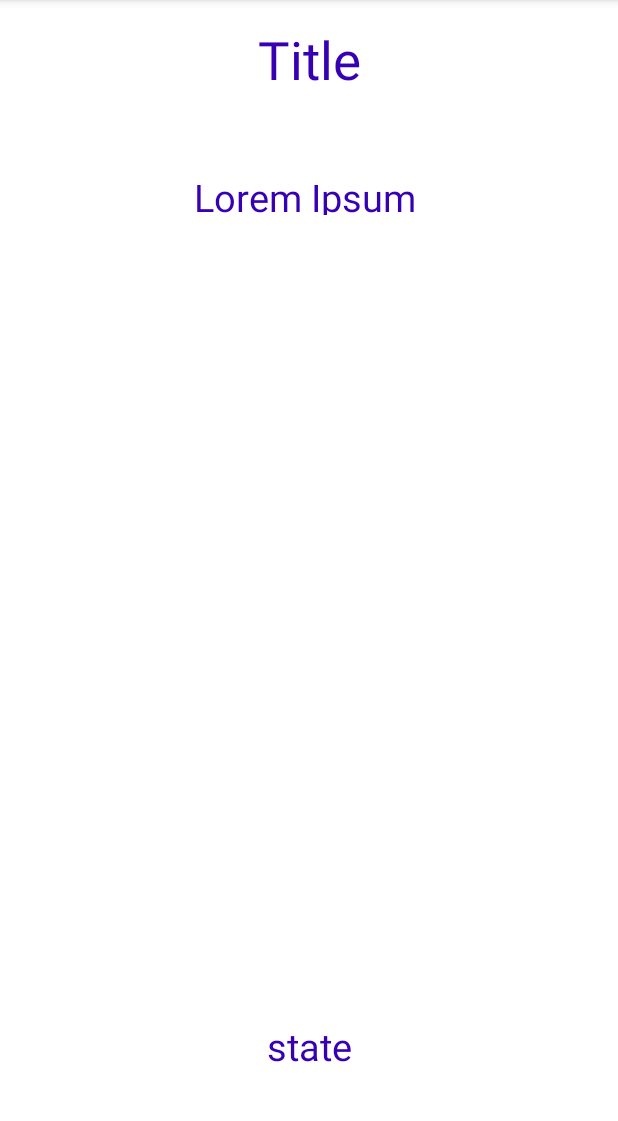
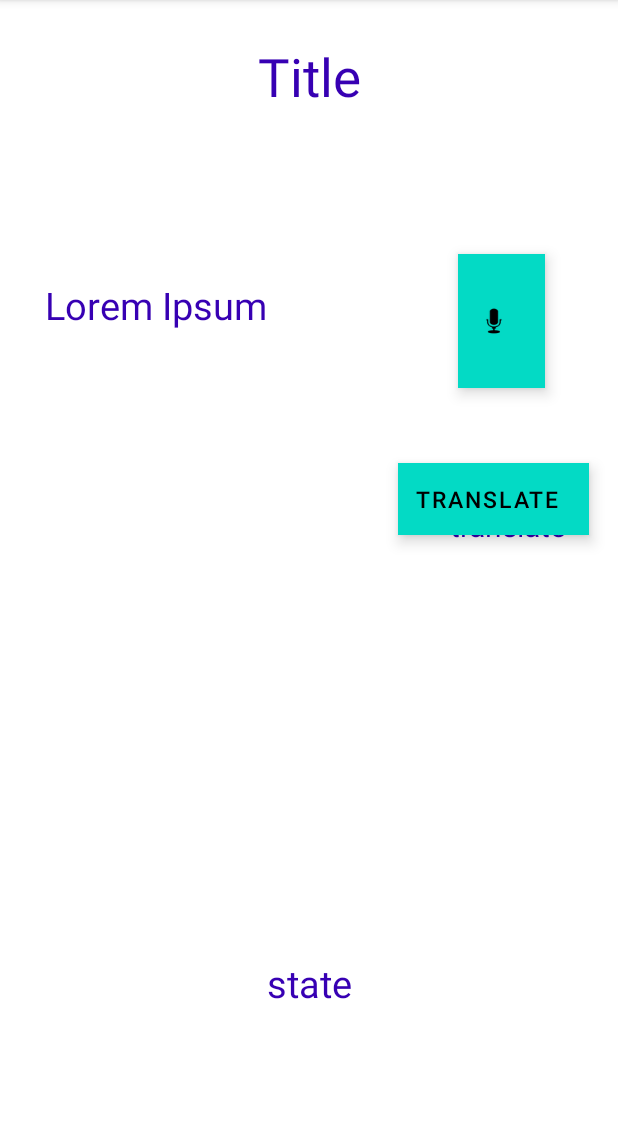
Before and after one commit to Manar-Alzoubi/taskmaster1, an Android app: the taskDetails screen opened directly, with no data from a screen before it, on a phone screen of 412 x 824 dp, the part 84-1205 px from its top. Run offline under Robolectric (Android 15) with nearby library versions, the phone set to English and light mode, and no system bars; libraries missing offline, so code that uses them is left out: com.amplifyframework.api, com.amplifyframework.core; 1 statement that could not run was skipped.

Commit message:
lab41 solved

```diff
--- a/app/build.gradle
+++ b/app/build.gradle
@@ -59,4 +59,7 @@ dependencies {
     implementation 'com.amplifyframework:aws-api:1.35.3'
     implementation 'com.amplifyframework:aws-datastore:1.35.3'
 
+    implementation 'com.amplifyframework:aws-analytics-pinpoint:1.35.4'
+    implementation 'com.amplifyframework:aws-predictions:1.35.4'
+
     }
--- a/app/src/main/java/com/example/taskmaster1/AmplifyApplication.java
+++ b/app/src/main/java/com/example/taskmaster1/AmplifyApplication.java
@@ -4,10 +4,14 @@ import android.app.Application;
 import android.util.Log;
 
 import com.amplifyframework.AmplifyException;
+import com.amplifyframework.analytics.AnalyticsEvent;
+import com.amplifyframework.analytics.pinpoint.AWSPinpointAnalyticsPlugin;
 import com.amplifyframework.api.aws.AWSApiPlugin;
 import com.amplifyframework.auth.cognito.AWSCognitoAuthPlugin;
 import com.amplifyframework.core.Amplify;
 import com.amplifyframework.datastore.AWSDataStorePlugin;
+import com.amplifyframework.predictions.aws.AWSPredictionsPlugin;
+import com.amplifyframework.predictions.models.LanguageType;
 import com.amplifyframework.storage.s3.AWSS3StoragePlugin;
 import com.google.android.gms.ads.MobileAds;
 import com.google.android.gms.ads.initialization.InitializationStatus;
@@ -33,6 +37,8 @@ public class AmplifyApplication extends Application {
 
     private void configureAmplify() {
         try {
+            Amplify.addPlugin(new AWSPredictionsPlugin());
+            Amplify.addPlugin(new AWSPinpointAnalyticsPlugin(this));
             Amplify.addPlugin(new AWSS3StoragePlugin());
             Amplify.addPlugin(new AWSCognitoAuthPlugin());
             Amplify.addPlugin(new AWSApiPlugin());
@@ -43,5 +49,17 @@ public class AmplifyApplication extends Application {
         } catch (AmplifyException e) {
             Log.e(TAG, "Could not initialize Amplify", e);
         }
+
+        AnalyticsEvent event = AnalyticsEvent.builder()
+                .name("opendMyApp")
+                .addProperty("Successful", true)
+                .addProperty("ProcessDuration", 792)
+                .build();
+
+        Amplify.Analytics.recordEvent(event);
+
     }
+
+
+
 }
--- a/app/src/main/java/com/example/taskmaster1/taskDetails.java
+++ b/app/src/main/java/com/example/taskmaster1/taskDetails.java
@@ -5,8 +5,10 @@ import androidx.appcompat.app.AppCompatActivity;
 import android.content.Intent;
 import android.graphics.Bitmap;
 import android.graphics.BitmapFactory;
+import android.media.MediaPlayer;
 import android.os.Bundle;
 import android.util.Log;
+import android.widget.Button;
 import android.widget.ImageView;
 import android.widget.TextView;
 
@@ -14,12 +16,20 @@ import com.amplifyframework.api.graphql.model.ModelQuery;
 import com.amplifyframework.core.Amplify;
 
 import java.io.File;
+import java.io.FileInputStream;
+import java.io.FileOutputStream;
+import java.io.IOException;
+import java.io.InputStream;
+import java.io.OutputStream;
 
 public class taskDetails extends AppCompatActivity {
 
     private static final String TAG = "taskDetails";
     String imageKey ;
     ImageView newImage ;
+
+    private final MediaPlayer mp = new MediaPlayer();
+
 
 
     @Override
@@ -54,17 +64,30 @@ public class taskDetails extends AppCompatActivity {
 
                         if(imageKey!=null)
                             downloadImg(imageKey);
-//
-//                        String sourceImg=intent.getStringExtra("sourceImage");
-//
-//                        // https://www.codegrepper.com/code-examples/whatever/android+picasso+
-//                        if(sourceImg!=null){
-//                            Log.i(TAG, "downloaded successfuly"+ sourceImg);
-//                            Picasso.get().load(sourceImg).into(newImage);
-//                            System.out.println("image from details : +++++++++++++++++++++++++++++ "+ newImage);
-//                        }
-//
-//
+
+                        Button readVoice = findViewById(R.id.readBtn);
+                        readVoice.setOnClickListener(view -> {
+                            Amplify.Predictions.convertTextToSpeech(
+                                    newBody.getText().toString(),
+                                    result -> playAudio(result.getAudioData()),
+                                    error -> Log.e(TAG, "Conversion failed", error)
+                            );
+                        });
+
+
+                        Button translateBtn = findViewById(R.id.translateBtn);
+                        translateBtn.setOnClickListener(view -> {
+                            Amplify.Predictions.translateText(newBody.getText().toString(),
+                                    result -> {
+                                        runOnUiThread(() -> {
+                                            TextView translatedText = findViewById(R.id.translateBody);
+                                            translatedText.setText(result.getTranslatedText());
+                                        });
+                                        Log.i(TAG, result.getTranslatedText());
+                                    },
+                                    error -> Log.e(TAG, "Translation failed", error)
+                            );
+                        });
                     }
                 },
                 error -> Log.e(TAG, "Query failure", error)
@@ -78,18 +101,31 @@ public class taskDetails extends AppCompatActivity {
                 response -> {
 
                     Log.i(TAG, "Successfully downloaded: " + response.getFile().getName());
-
-                    //https://iqcode.com/code/other/how-to-get-bitmap-from-file-in-android
                     ImageView image = findViewById(R.id.s3Image);
-                    System.out.println("image --------------------- "+ findViewById(R.id.s3Image).toString());
                     Bitmap bitmap = BitmapFactory.decodeFile(getApplicationContext().getFilesDir()+"/"+ response.getFile().getName());
-//                    System.out.println(" bitmap 00000000000000000000 "+ bitmap);
                     image.setImageBitmap(bitmap);
-//                    System.out.println("  downloaded successfuly : "+bitmap);
 
                 },
                 error -> Log.e(TAG,  "Download Failure", error)
         );
     }
 
+    private void playAudio(InputStream audioData) {
+        File mp3File = new File(getCacheDir(), "audio.mp3");
+
+        try (OutputStream out = new FileOutputStream(mp3File)) {
+            byte[] buffer = new byte[8 * 1_024];
+            int bytesRead;
+            while ((bytesRead = audioData.read(buffer)) != -1) {
+                out.write(buffer, 0, bytesRead);
+            }
+            mp.reset();
+            mp.setOnPreparedListener(MediaPlayer::start);
+            mp.setDataSource(new FileInputStream(mp3File).getFD());
+            mp.prepareAsync();
+        } catch (IOException error) {
+            Log.e("MyAmplifyApp", "Error writing audio file", error);
+        }
+    }
+
 }
--- a/app/src/main/res/layout/activity_task_details.xml
+++ b/app/src/main/res/layout/activity_task_details.xml
@@ -9,9 +9,12 @@
 
     <TextView
         android:id="@+id/title"
-        android:layout_width="408dp"
-        android:layout_height="68dp"
-        android:layout_marginTop="16dp"
+        android:layout_width="0dp"
+        android:layout_height="0dp"
+        android:layout_marginStart="11dp"
+        android:layout_marginTop="27dp"
+        android:layout_marginEnd="11dp"
+        android:layout_marginBottom="3dp"
         android:fontFamily="sans-serif"
         android:text="Title"
         android:textAlignment="center"
@@ -24,39 +27,83 @@
 
     <TextView
         android:id="@+id/textLorem"
-        android:layout_width="406dp"
-        android:layout_height="89dp"
-        android:layout_marginBottom="12dp"
+        android:layout_width="0dp"
+        android:layout_height="0dp"
+        android:layout_marginBottom="28dp"
         android:padding="30dp"
         android:text="Lorem Ipsum "
-        android:textAlignment="center"
+        android:textAlignment="textStart"
         android:textColor="@color/purple_700"
         android:textSize="25dp"
-        app:layout_constraintBottom_toTopOf="@+id/s3Image"
+        app:layout_constraintBottom_toTopOf="@+id/translateBtn"
         app:layout_constraintEnd_toEndOf="parent"
         app:layout_constraintStart_toStartOf="parent"
         app:layout_constraintTop_toBottomOf="@+id/title" />
+
+    <Button
+        android:id="@+id/readBtn"
+        style="@style/Widget.MaterialComponents.ExtendedFloatingActionButton.Icon"
+        android:layout_width="58dp"
+        android:layout_height="0dp"
+        android:layout_marginTop="169dp"
+        android:layout_marginEnd="37dp"
+        android:layout_marginBottom="48dp"
+        android:text=""
+        android:textSize="35dp"
+        app:icon="@android:drawable/ic_btn_speak_now"
+        app:layout_constraintBottom_toTopOf="@+id/translateBody"
+        app:layout_constraintEnd_toEndOf="@+id/title"
+        app:layout_constraintTop_toTopOf="parent" />
+
+    <TextView
+        android:id="@+id/translateBody"
+        android:layout_width="411dp"
+        android:layout_height="wrap_content"
+        android:layout_marginBottom="374dp"
+        android:padding="30dp"
+        android:text="translate "
+        android:textAlignment="textEnd"
+        android:textColor="@color/purple_700"
+        android:textSize="20dp"
+        app:layout_constraintBottom_toBottomOf="parent"
+        app:layout_constraintEnd_toEndOf="parent"
+        app:layout_constraintStart_toStartOf="parent"
+        app:layout_constraintTop_toBottomOf="@+id/readBtn" />
+
+    <Button
+        android:id="@+id/translateBtn"
+        style="@style/Widget.MaterialComponents.ExtendedFloatingActionButton.Icon"
+        android:layout_width="wrap_content"
+        android:layout_height="wrap_content"
+
+        android:layout_marginEnd="19dp"
+        android:layout_marginBottom="48dp"
+        android:text="translate"
+        android:textSize="15dp"
+        app:layout_constraintBottom_toTopOf="@+id/s3Image"
+        app:layout_constraintEnd_toEndOf="parent"
+        app:layout_constraintTop_toBottomOf="@+id/textLorem" />
 
     <ImageView
         android:id="@+id/s3Image"
         android:layout_width="0dp"
         android:layout_height="0dp"
-        android:layout_marginStart="21dp"
-        android:layout_marginEnd="21dp"
-        android:layout_marginBottom="7dp"
+        android:layout_marginStart="16dp"
+        android:layout_marginEnd="16dp"
+        android:layout_marginBottom="88dp"
         app:layout_constraintBottom_toTopOf="@+id/state"
         app:layout_constraintEnd_toEndOf="parent"
         app:layout_constraintStart_toStartOf="parent"
-        app:layout_constraintTop_toBottomOf="@+id/textLorem"
+        app:layout_constraintTop_toBottomOf="@+id/translateBtn"
         tools:srcCompat="@tools:sample/avatars" />
 
     <TextView
         android:id="@+id/state"
-        android:layout_width="308dp"
-        android:layout_height="78dp"
-        android:layout_marginStart="69dp"
-        android:layout_marginEnd="69dp"
-        android:layout_marginBottom="30dp"
+        android:layout_width="0dp"
+        android:layout_height="0dp"
+        android:layout_marginStart="48dp"
+        android:layout_marginEnd="48dp"
+        android:layout_marginBottom="25dp"
         android:padding="20dp"
         android:text="state"
         android:textAlignment="center"
```
Also changed, not shown: 13 other files.
